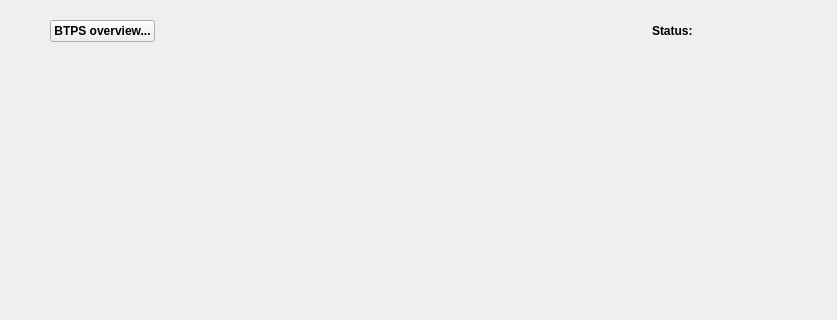
pcdshub/btms-ui, file btms_ui/ui/btms.ui: the form before one commit; both pictures show x 0 to 837 and y 0 to 320 of the 1320 by 558 pixel window.
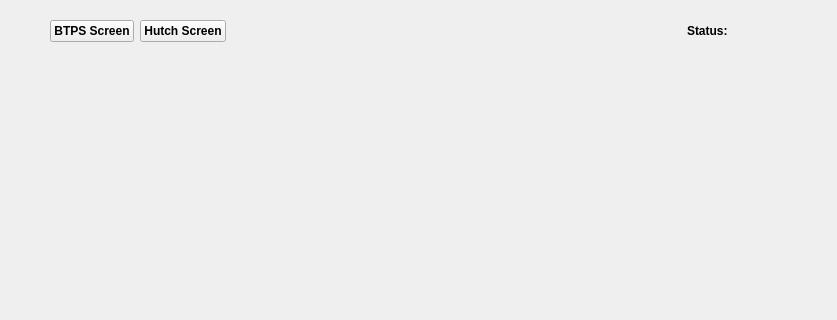
The form after the commit. Custom widgets are drawn as their Qt base class.

Commit message: ENH: more entrypoints + hutch overview screen

```diff
--- a/btms_ui/ui/btms.ui
+++ b/btms_ui/ui/btms.ui
@@ -61,7 +61,14 @@
         <item>
          <widget class="QPushButton" name="open_btps_overview_button">
           <property name="text">
-           <string>BTPS overview...</string>
+           <string>BTPS Screen</string>
+          </property>
+         </widget>
+        </item>
+        <item>
+         <widget class="QPushButton" name="open_hutch_overview_button">
+          <property name="text">
+           <string>Hutch Screen</string>
           </property>
          </widget>
         </item>
```
Left out of the diff: 4 changed lines with no effect on the pictures. The commit also changes 8 other files.
